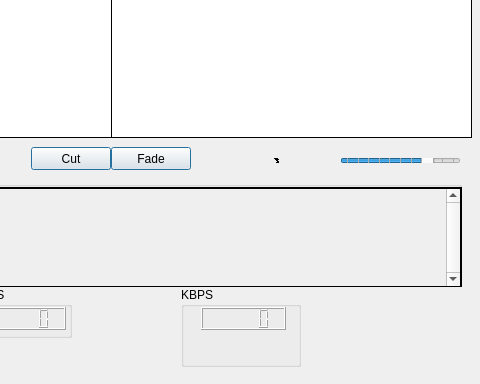
Old version of the form mainwindow.ui in the repository cpyarger/kast; both pictures show x 249 to 729 and y 119 to 503 of the 729 by 503 pixel window.
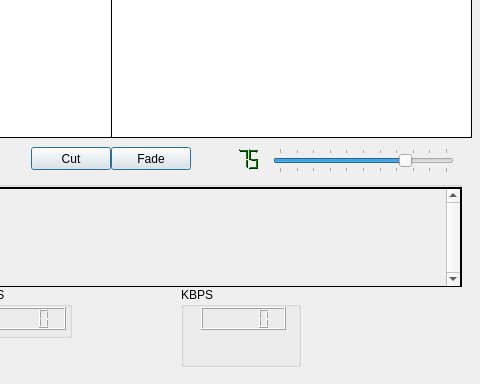
New version of the form.

What changed in the file:
```diff
--- a/mainwindow.ui
+++ b/mainwindow.ui
@@ -286,18 +286,49 @@
      </property>
     </widget>
    </widget>
-   <widget class="QWidget" name="layoutWidget">
+   <widget class="QSlider" name="masterVolumeSlider">
     <property name="geometry">
      <rect>
-      <x>450</x>
-      <y>230</y>
-      <width>271</width>
-      <height>27</height>
+      <x>522</x>
+      <y>231</y>
+      <width>181</width>
+      <height>25</height>
      </rect>
     </property>
-    <layout class="QHBoxLayout" name="horizontalLayout">
-     <item>
+    <property name="sizePolicy">
+     <sizepolicy hsizetype="Preferred" vsizetype="MinimumExpanding">
+      <horstretch>0</horstretch>
+      <verstretch>0</verstretch>
+     </sizepolicy>
+    </property>
+    <property name="maximum">
+     <number>100</number>
+    </property>
+    <property name="sliderPosition">
+     <number>75</number>
+    </property>
+    <property name="orientation">
+     <enum>Qt::Horizontal</enum>
+    </property>
+    <property name="invertedAppearance">
+     <bool>false</bool>
+    </property>
+    <property name="invertedControls">
+     <bool>false</bool>
+    </property>
+    <property name="tickPosition">
+     <enum>QSlider::TicksBothSides</enum>
+    </property>
+   </widget>
       <widget class="QLCDNumber" name="masterVolumeDisplay">
+    <property name="geometry">
+     <rect>
+      <x>451</x>
+      <y>231</y>
+      <width>64</width>
+      <height>23</height>
+     </rect>
+    </property>
        <property name="sizePolicy">
         <sizepolicy hsizetype="Preferred" vsizetype="Preferred">
          <horstretch>0</horstretch>
@@ -310,9 +341,9 @@
           <colorrole role="WindowText">
            <brush brushstyle="SolidPattern">
             <color alpha="255">
-             <red>255</red>
+          <red>0</red>
              <green>255</green>
-             <blue>255</blue>
+          <blue>0</blue>
             </color>
            </brush>
           </colorrole>
@@ -320,7 +351,7 @@
            <brush brushstyle="SolidPattern">
             <color alpha="255">
              <red>0</red>
-             <green>0</green>
+          <green>85</green>
              <blue>0</blue>
             </color>
            </brush>
@@ -329,7 +360,7 @@
            <brush brushstyle="SolidPattern">
             <color alpha="255">
              <red>0</red>
-             <green>0</green>
+          <green>127</green>
              <blue>0</blue>
             </color>
            </brush>
@@ -338,7 +369,7 @@
            <brush brushstyle="SolidPattern">
             <color alpha="255">
              <red>0</red>
-             <green>0</green>
+          <green>106</green>
              <blue>0</blue>
             </color>
            </brush>
@@ -347,7 +378,7 @@
            <brush brushstyle="SolidPattern">
             <color alpha="255">
              <red>0</red>
-             <green>0</green>
+          <green>42</green>
              <blue>0</blue>
             </color>
            </brush>
@@ -356,7 +387,7 @@
            <brush brushstyle="SolidPattern">
             <color alpha="255">
              <red>0</red>
-             <green>0</green>
+          <green>56</green>
              <blue>0</blue>
             </color>
            </brush>
@@ -365,8 +396,8 @@
            <brush brushstyle="SolidPattern">
             <color alpha="255">
              <red>255</red>
-             <green>0</green>
-             <blue>0</blue>
+          <green>255</green>
+          <blue>255</blue>
             </color>
            </brush>
           </colorrole>
@@ -401,7 +432,7 @@
            <brush brushstyle="SolidPattern">
             <color alpha="255">
              <red>0</red>
-             <green>0</green>
+          <green>85</green>
              <blue>0</blue>
             </color>
            </brush>
@@ -419,7 +450,7 @@
            <brush brushstyle="SolidPattern">
             <color alpha="255">
              <red>0</red>
-             <green>0</green>
+          <green>42</green>
              <blue>0</blue>
             </color>
            </brush>
@@ -447,9 +478,9 @@
           <colorrole role="WindowText">
            <brush brushstyle="SolidPattern">
             <color alpha="255">
-             <red>255</red>
+          <red>0</red>
              <green>255</green>
-             <blue>255</blue>
+          <blue>0</blue>
             </color>
            </brush>
           </colorrole>
@@ -457,7 +488,7 @@
            <brush brushstyle="SolidPattern">
             <color alpha="255">
              <red>0</red>
-             <green>0</green>
+          <green>85</green>
              <blue>0</blue>
             </color>
            </brush>
@@ -466,7 +497,7 @@
            <brush brushstyle="SolidPattern">
             <color alpha="255">
              <red>0</red>
-             <green>0</green>
+          <green>127</green>
              <blue>0</blue>
             </color>
            </brush>
@@ -475,7 +506,7 @@
            <brush brushstyle="SolidPattern">
             <color alpha="255">
              <red>0</red>
-             <green>0</green>
+          <green>106</green>
              <blue>0</blue>
             </color>
            </brush>
@@ -484,7 +515,7 @@
            <brush brushstyle="SolidPattern">
             <color alpha="255">
              <red>0</red>
-             <green>0</green>
+          <green>42</green>
              <blue>0</blue>
             </color>
            </brush>
@@ -493,7 +524,7 @@
            <brush brushstyle="SolidPattern">
             <color alpha="255">
              <red>0</red>
-             <green>0</green>
+          <green>56</green>
              <blue>0</blue>
             </color>
            </brush>
@@ -502,8 +533,8 @@
            <brush brushstyle="SolidPattern">
             <color alpha="255">
              <red>255</red>
-             <green>0</green>
-             <blue>0</blue>
+          <green>255</green>
+          <blue>255</blue>
             </color>
            </brush>
           </colorrole>
@@ -538,7 +569,7 @@
            <brush brushstyle="SolidPattern">
             <color alpha="255">
              <red>0</red>
-             <green>0</green>
+          <green>85</green>
              <blue>0</blue>
             </color>
            </brush>
@@ -556,7 +587,7 @@
            <brush brushstyle="SolidPattern">
             <color alpha="255">
              <red>0</red>
-             <green>0</green>
+          <green>42</green>
              <blue>0</blue>
             </color>
            </brush>
@@ -585,7 +616,7 @@
            <brush brushstyle="SolidPattern">
             <color alpha="255">
              <red>0</red>
-             <green>0</green>
+          <green>42</green>
              <blue>0</blue>
             </color>
            </brush>
@@ -594,7 +625,7 @@
            <brush brushstyle="SolidPattern">
             <color alpha="255">
              <red>0</red>
-             <green>0</green>
+          <green>85</green>
              <blue>0</blue>
             </color>
            </brush>
@@ -603,7 +634,7 @@
            <brush brushstyle="SolidPattern">
             <color alpha="255">
              <red>0</red>
-             <green>0</green>
+          <green>127</green>
              <blue>0</blue>
             </color>
            </brush>
@@ -612,7 +643,7 @@
            <brush brushstyle="SolidPattern">
             <color alpha="255">
              <red>0</red>
-             <green>0</green>
+          <green>106</green>
              <blue>0</blue>
             </color>
            </brush>
@@ -621,7 +652,7 @@
            <brush brushstyle="SolidPattern">
             <color alpha="255">
              <red>0</red>
-             <green>0</green>
+          <green>42</green>
              <blue>0</blue>
             </color>
            </brush>
@@ -630,7 +661,7 @@
            <brush brushstyle="SolidPattern">
             <color alpha="255">
              <red>0</red>
-             <green>0</green>
+          <green>56</green>
              <blue>0</blue>
             </color>
            </brush>
@@ -639,7 +670,7 @@
            <brush brushstyle="SolidPattern">
             <color alpha="255">
              <red>0</red>
-             <green>0</green>
+          <green>42</green>
              <blue>0</blue>
             </color>
            </brush>
@@ -657,7 +688,7 @@
            <brush brushstyle="SolidPattern">
             <color alpha="255">
              <red>0</red>
-             <green>0</green>
+          <green>42</green>
              <blue>0</blue>
             </color>
            </brush>
@@ -666,7 +697,7 @@
            <brush brushstyle="SolidPattern">
             <color alpha="255">
              <red>0</red>
-             <green>0</green>
+          <green>85</green>
              <blue>0</blue>
             </color>
            </brush>
@@ -675,7 +706,7 @@
            <brush brushstyle="SolidPattern">
             <color alpha="255">
              <red>0</red>
-             <green>0</green>
+          <green>85</green>
              <blue>0</blue>
             </color>
            </brush>
@@ -693,7 +724,7 @@
            <brush brushstyle="SolidPattern">
             <color alpha="255">
              <red>0</red>
-             <green>0</green>
+          <green>85</green>
              <blue>0</blue>
             </color>
            </brush>
@@ -729,15 +760,21 @@
        <property name="contextMenuPolicy">
         <enum>Qt::NoContextMenu</enum>
        </property>
+    <property name="autoFillBackground">
+     <bool>false</bool>
+    </property>
        <property name="frameShape">
-        <enum>QFrame::NoFrame</enum>
+     <enum>QFrame::Panel</enum>
        </property>
        <property name="frameShadow">
-        <enum>QFrame::Plain</enum>
+     <enum>QFrame::Sunken</enum>
        </property>
        <property name="lineWidth">
         <number>0</number>
        </property>
+    <property name="mode">
+     <enum>QLCDNumber::Dec</enum>
+    </property>
        <property name="segmentStyle">
         <enum>QLCDNumber::Filled</enum>
        </property>
@@ -745,37 +782,6 @@
         <double>75.000000000000000</double>
        </property>
       </widget>
-     </item>
-     <item>
-      <widget class="QSlider" name="masterVolumeSlider">
-       <property name="sizePolicy">
-        <sizepolicy hsizetype="Preferred" vsizetype="MinimumExpanding">
-         <horstretch>0</horstretch>
-         <verstretch>0</verstretch>
-        </sizepolicy>
-       </property>
-       <property name="maximum">
-        <number>100</number>
-       </property>
-       <property name="sliderPosition">
-        <number>75</number>
-       </property>
-       <property name="orientation">
-        <enum>Qt::Horizontal</enum>
-       </property>
-       <property name="invertedAppearance">
-        <bool>false</bool>
-       </property>
-       <property name="invertedControls">
-        <bool>false</bool>
-       </property>
-       <property name="tickPosition">
-        <enum>QSlider::TicksBothSides</enum>
-       </property>
-      </widget>
-     </item>
-    </layout>
-   </widget>
    <zorder>framePreview</zorder>
    <zorder>frameOutput</zorder>
    <zorder>label_2</zorder>
```
Left out of the diff: 69 changed lines with no effect on the pictures. Lines whose indentation alone changed are shown as unchanged.
